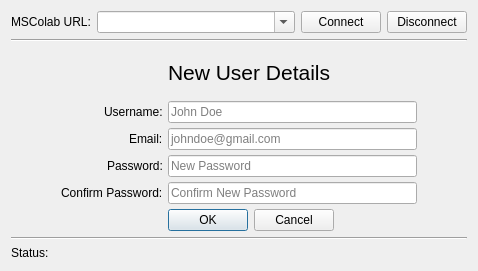
Above: mslib/msui/ui/ui_mscolab_connect_dialog.ui from Open-MSS/MSS before the change. Below: the same form after it.
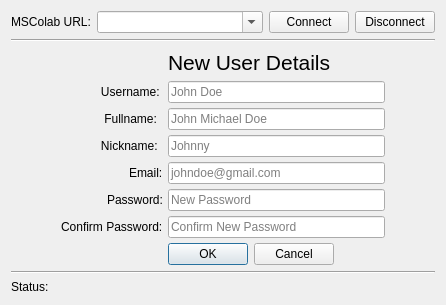
That is the form after the change. The open tabs and pages were chosen to show the change.

Commit message: Add immutable fullname and nickname fields to user profiles

The edit to the form file:
```diff
--- a/mslib/msui/ui/ui_mscolab_connect_dialog.ui
+++ b/mslib/msui/ui/ui_mscolab_connect_dialog.ui
@@ -6,8 +6,8 @@
    <rect>
     <x>0</x>
     <y>0</y>
-    <width>478</width>
-    <height>271</height>
+    <width>446</width>
+    <height>305</height>
    </rect>
   </property>
   <property name="windowTitle">
@@ -15,7 +15,7 @@
   </property>
   <layout class="QGridLayout" name="gridLayout_4">
    <item row="0" column="0">
-    <layout class="QHBoxLayout" name="horizontalLayout_2" stretch="0,1,0">
+    <layout class="QHBoxLayout" name="horizontalLayout_2" stretch="0,1,0,0">
      <item>
       <widget class="QLabel" name="urlLabel">
        <property name="text">
@@ -182,21 +182,7 @@
          </property>
         </widget>
        </item>
-       <item row="3" column="0" alignment="Qt::AlignRight">
-        <widget class="QLabel" name="newPasswordLabel">
-         <property name="text">
-          <string>Password:</string>
-         </property>
-        </widget>
-       </item>
-       <item row="4" column="0" alignment="Qt::AlignRight">
-        <widget class="QLabel" name="newConfirmPasswordLabel">
-         <property name="text">
-          <string>Confirm Password:</string>
-         </property>
-        </widget>
-       </item>
-       <item row="0" column="1" alignment="Qt::AlignLeft">
+       <item row="0" column="1">
         <widget class="QLabel" name="newUserTopicLabel">
          <property name="font">
           <font>
@@ -208,21 +194,27 @@
          </property>
         </widget>
        </item>
-       <item row="2" column="1">
-        <widget class="QLineEdit" name="newEmailLe">
+       <item row="10" column="1">
+        <widget class="QLineEdit" name="newPasswordLe">
+         <property name="echoMode">
+          <enum>QLineEdit::Password</enum>
+         </property>
          <property name="placeholderText">
-          <string>johndoe@gmail.com</string>
+          <string>New Password</string>
          </property>
         </widget>
        </item>
-       <item row="2" column="0" alignment="Qt::AlignRight">
-        <widget class="QLabel" name="newEmailLabel">
-         <property name="text">
-          <string>Email:</string>
+       <item row="11" column="1">
+        <widget class="QLineEdit" name="newConfirmPasswordLe">
+         <property name="echoMode">
+          <enum>QLineEdit::Password</enum>
          </property>
+         <property name="placeholderText">
+          <string>Confirm New Password</string>
+         </property>
         </widget>
        </item>
-       <item row="5" column="1" alignment="Qt::AlignLeft">
+       <item row="12" column="1" alignment="Qt::AlignLeft">
         <widget class="QDialogButtonBox" name="newUserBb">
          <property name="layoutDirection">
           <enum>Qt::LeftToRight</enum>
@@ -232,30 +224,66 @@
          </property>
         </widget>
        </item>
+       <item row="9" column="1">
+        <widget class="QLineEdit" name="newEmailLe">
+         <property name="placeholderText">
+          <string>johndoe@gmail.com</string>
+         </property>
+        </widget>
+       </item>
+       <item row="9" column="0" alignment="Qt::AlignRight">
+        <widget class="QLabel" name="newEmailLabel">
+         <property name="text">
+          <string>Email:</string>
+         </property>
+        </widget>
+       </item>
+       <item row="2" column="1">
+        <widget class="QLineEdit" name="fullname">
+         <property name="placeholderText">
+          <string>John Michael Doe</string>
+         </property>
+        </widget>
+       </item>
+       <item row="10" column="0" alignment="Qt::AlignRight">
+        <widget class="QLabel" name="newPasswordLabel">
+         <property name="text">
+          <string>Password:</string>
+         </property>
+        </widget>
+       </item>
+       <item row="11" column="0" alignment="Qt::AlignRight">
+        <widget class="QLabel" name="newConfirmPasswordLabel">
+         <property name="text">
+          <string>Confirm Password:</string>
+         </property>
+        </widget>
+       </item>
        <item row="3" column="1">
-        <widget class="QLineEdit" name="newPasswordLe">
-         <property name="echoMode">
-          <enum>QLineEdit::Password</enum>
-         </property>
+        <widget class="QLineEdit" name="nickname">
          <property name="placeholderText">
-          <string>New Password</string>
+          <string>Johnny</string>
          </property>
         </widget>
        </item>
-       <item row="1" column="0" alignment="Qt::AlignRight">
+       <item row="1" column="0">
         <widget class="QLabel" name="newUsernameLabel">
          <property name="text">
-          <string>Username:</string>
+          <string>            Username:</string>
          </property>
         </widget>
        </item>
-       <item row="4" column="1">
-        <widget class="QLineEdit" name="newConfirmPasswordLe">
-         <property name="echoMode">
-          <enum>QLineEdit::Password</enum>
+       <item row="2" column="0">
+        <widget class="QLabel" name="fullnameLabel">
+         <property name="text">
+          <string>             Fullname:</string>
          </property>
-         <property name="placeholderText">
-          <string>Confirm New Password</string>
+        </widget>
+       </item>
+       <item row="3" column="0">
+        <widget class="QLabel" name="nicknameLabel">
+         <property name="text">
+          <string>            Nickname:</string>
          </property>
         </widget>
        </item>
```
Left out of the diff: 3 changed lines with no effect on the pictures. The commit also changes 18 other files.
